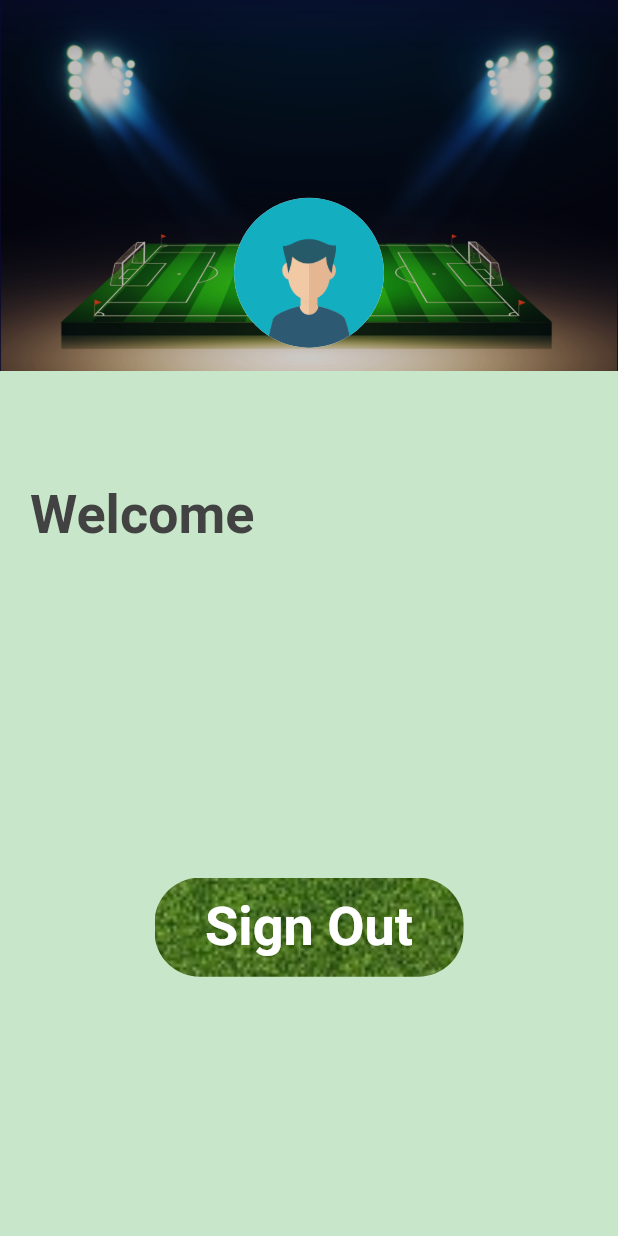
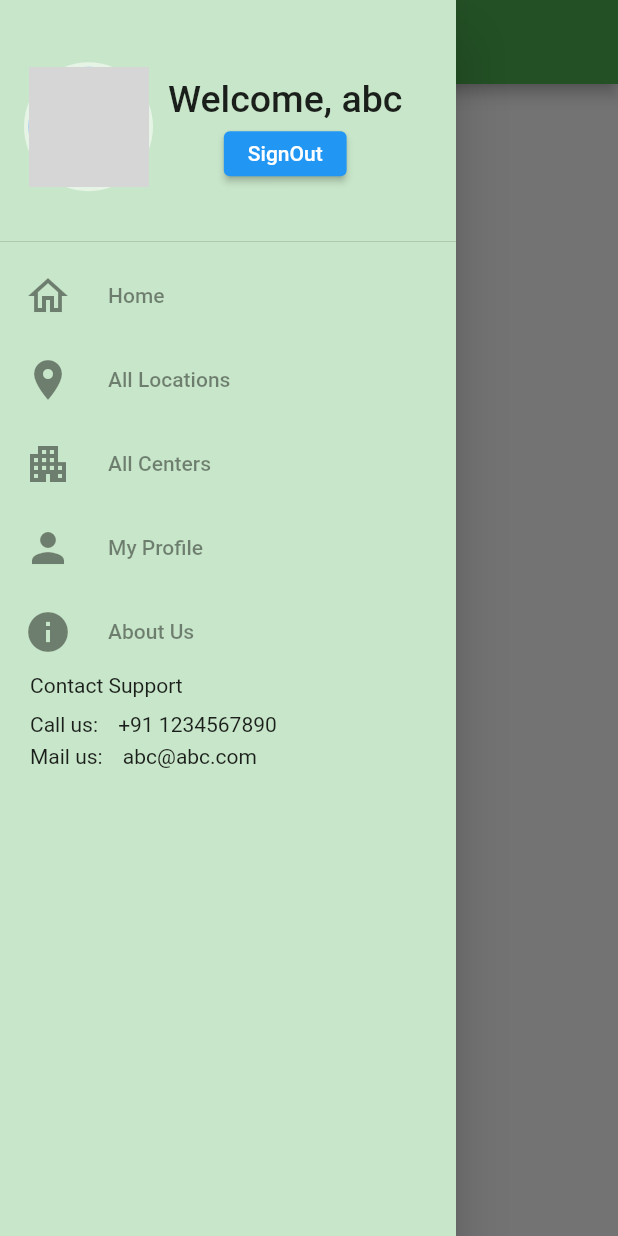
Before and after one commit to ShubhamP08/TurfBookingApp, a Flutter app: the screen it shows once a user with an empty profile is signed in, with the side drawer open (before the commit the screen has no drawer), on a phone screen of 412 x 824 dp. Run offline on Flutter 3.47's test engine with Material 2 defaults, Android fonts, the phone set to English and light mode, and no system bars; our stand-ins replace firebase_auth, firebase_core, get; accounts and stored records are empty; network calls fail; grey boxes are pictures that could not be loaded.

Commit message:
AppBar_Completed

```diff
--- /dev/null
+++ b/lib/drawer.dart
@@ -0,0 +1,136 @@
+import 'package:flutter/src/widgets/framework.dart';
+
+import 'package:flutter/src/foundation/key.dart';
+import 'package:flutter/material.dart';
+
+import 'authcontroller.dart';
+
+class MyDrawer extends StatelessWidget {
+  Widget listTile(
+      {IconData? icon, String? title, required Null Function() OnTap}) {
+    return ListTile(
+      leading: Icon(
+        icon,
+        size: 32,
+      ),
+      title: Text(
+        title!,
+        style: TextStyle(color: Colors.black45),
+      ),
+    );
+  }
+
+  @override
+  Widget build(BuildContext context) {
+    return Drawer(
+      child: Container(
+        width: 100,
+        color: Colors.green[100],
+        child: ListView(children: [
+          DrawerHeader(
+            child: Row(
+              children: [
+                CircleAvatar(
+                  backgroundColor: Colors.white54,
+                  radius: 43,
+                  child: CircleAvatar(
+                    backgroundColor: Colors.blueAccent[100],
+                    backgroundImage: NetworkImage("https://cdn-icons-png.flaticon.com/512/147/147142.png"),radius: 40,
+                  ),
+                ),
+                SizedBox(
+                  width: 10,
+                ),
+                Column(
+                  mainAxisAlignment: MainAxisAlignment.center,
+                  children: [
+                    Text(
+                      "Welcome, abc",
+                      style: TextStyle(
+                        fontSize: 25,
+                      ),
+                    ),
+                    SizedBox(
+                      height: 7,
+                    ),
+                    Container(
+                      height: 30,
+                      child: ElevatedButton(
+                          onPressed: () => AuthController.instance.logout(),
+                          child: Text("SignOut"),
+                          style:
+                              TextButton.styleFrom(minimumSize: Size(60, 40))),
+                    ),
+                  ],
+                )
+              ],
+            ),
+          ),
+          listTile(icon: Icons.home_outlined, title: "Home", OnTap: () {}),
+          listTile(
+            icon: Icons.location_on,
+            title: "All Locations",
+            OnTap: () {},
+          ),
+          listTile(
+            icon: Icons.apartment,
+            title: "All Centers",
+            OnTap: () {},
+          ),
+          listTile(
+            icon: Icons.person,
+            title: "My Profile",
+            OnTap: () {},
+          ),
+          listTile(
+            icon: Icons.info,
+            title: "About Us",
+            OnTap: () {},
+          ),
+          // listTile(
+          //   icon: Icons.logout,
+          //   title: "Logout",
+          //   OnTap: () {
+          //     AuthController.instance.logout();
+          //   },
+          // ),
+          Container(
+            height: 350,
+            padding: EdgeInsets.symmetric(horizontal: 20),
+            child:
+                Column(crossAxisAlignment: CrossAxisAlignment.start, children: [
+              Text("Contact Support"),
+              SizedBox(
+                height: 10,
+              ),
+              SingleChildScrollView(
+                scrollDirection: Axis.horizontal,
+                child: Row(
+                  children: [
+                    Text("Call us: "),
+                    SizedBox(
+                      width: 10,
+                    ),
+                    Text("+91 1234567890")
+                  ],
+                ),
+              ),
+              SizedBox(
+                height: 5,
+              ),
+              Row(
+                children: [
+                  Text("Mail us: "),
+                  SizedBox(
+                    width: 10,
+                  ),
+                  Text("abc@abc.com")
+                ],
+              ),
+            ]),
+          ),
+        ]),
+      ),
+    );
+  }
+}
--- a/lib/homepage.dart
+++ b/lib/homepage.dart
@@ -1,91 +1,24 @@
 import 'package:firebase_auth/firebase_auth.dart';
 import 'package:flutter/material.dart';
+import 'package:get/get.dart';
 import 'package:turf_booking_application/authcontroller.dart';
+import 'package:turf_booking_application/drawer.dart';
 
 class HomePage extends StatelessWidget {
-  String email;
-  HomePage({Key? key, required this.email}) : super(key: key);
-
+  const HomePage({Key? key, required String email}) : super(key: key);
 
   @override
   Widget build(BuildContext context) {
+
     double w = MediaQuery.of(context).size.width;
     double h = MediaQuery.of(context).size.height;
 
     return Scaffold(
-        backgroundColor: Colors.green.shade100,
-        body: Column(children: [
-          Container(
-              width: w,
-              height: h * 0.3,
-              decoration: BoxDecoration(
-                image: DecorationImage(
-                    image: AssetImage("assets/Images/loginimg2.png"),
-                    fit: BoxFit.cover),
-              ),
-              child: Column(
-                children: [
-                  SizedBox(
-                    height: h * 0.16,
-                  ),
-                  CircleAvatar(
-                    backgroundColor: Colors.white70,
-                    radius: 50,
-                    backgroundImage: AssetImage("assets/Images/singupimg.png"),
-                  )
-                ],
-              )),
-          Container(
-            margin: const EdgeInsets.only(left: 20, right: 20),
-            width: w,
-            child:
-                Column(crossAxisAlignment: CrossAxisAlignment.start, children: [
-                SizedBox(
-                height: 15,
-              ),
-            ]),
-          ),
-          SizedBox(
-            height: 60,
-          ),
-          Container(
-            width: w,
-            margin: const EdgeInsets.only(left:20),
-            child: Column(
-              crossAxisAlignment: CrossAxisAlignment.start,
-              children: [Text("Welcome", style: TextStyle(
-            fontSize: 36,
-            fontWeight: FontWeight.bold,
-            color: Colors.grey[800]),),
-          Text(email,
-            style: TextStyle(fontSize: 18,),
-            ),],)
-
-          ),
-          SizedBox(height: 200,),
-          GestureDetector(
-            onTap: (() => AuthController.instance.logout()),
-            child: Container(
-              width: w * 0.5,
-              height: h * 0.08,
-              decoration: BoxDecoration(
-                borderRadius: BorderRadius.circular(30),
-                image: DecorationImage(
-                    image: AssetImage("assets/Images/imagebtn1.jpg"),
-                    fit: BoxFit.cover),
-              ),
-              child: Center(
-                child: Text(
-                  "Sign Out",
-                  style: TextStyle(
-                      fontSize: 36,
-                      fontWeight: FontWeight.bold,
-                      color: Colors.white),
-                ),
-              ),
-            ),
-          ),
-          SizedBox(height: w * 0.15),
-        ]));
+      appBar: AppBar(
+        backgroundColor: Colors.green,
+        title: Text("Turf Booking Application"),
+      ),
+      drawer: MyDrawer(),
+    );
   }
 }
--- a/lib/signup_page.dart
+++ b/lib/signup_page.dart
@@ -20,7 +20,8 @@ class SignupPage extends StatelessWidget {
 
     return Scaffold(
         backgroundColor: Colors.green.shade100,
-        body: Column(children: [
+        body: SingleChildScrollView(
+          child: Column(children: [
             Container(
                 width: w,
                 height: h * 0.3,
@@ -180,6 +181,7 @@ class SignupPage extends StatelessWidget {
                         ),
                       )),
             )
-        ]));
+          ]),
+        ));
   }
 }
```
Also changed, not shown: lib/user_provider.dart (added, +12 -0 lines). Lines whose indentation alone changed are shown as unchanged.
